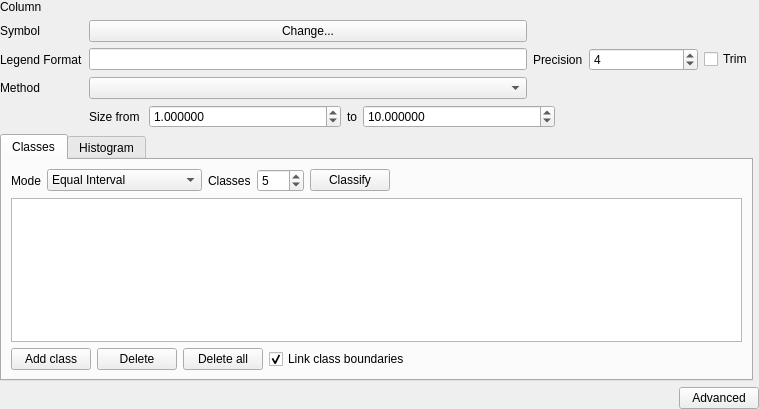
Old version of the form src/ui/qgsgraduatedsymbolrendererv2widget.ui in the repository nextgis/nextgisqgis.
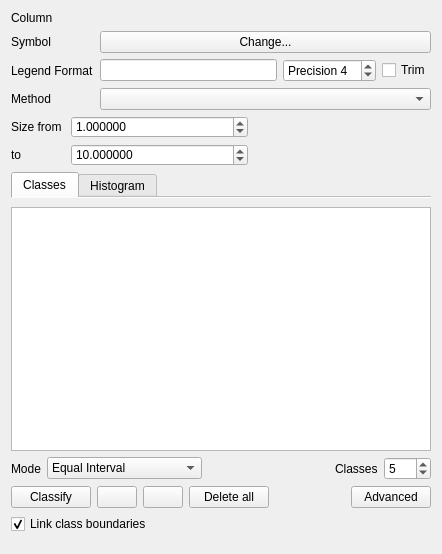
New version of the form. The open tabs and pages were chosen to show the change. Icons and pictures are not drawn. Custom widgets are drawn as their Qt base class.

```diff
--- a/src/ui/qgsgraduatedsymbolrendererv2widget.ui
+++ b/src/ui/qgsgraduatedsymbolrendererv2widget.ui
@@ -6,24 +6,339 @@
    <rect>
     <x>0</x>
     <y>0</y>
-    <width>759</width>
-    <height>409</height>
+    <width>442</width>
+    <height>554</height>
    </rect>
   </property>
-  <layout class="QGridLayout" name="gridLayout" rowstretch="0,1,0">
-   <property name="margin">
-    <number>0</number>
-   </property>
+  <layout class="QGridLayout" name="gridLayout">
+   <item row="0" column="0">
+    <widget class="QLabel" name="label_4">
+     <property name="text">
+      <string>Column</string>
+     </property>
+    </widget>
+   </item>
+   <item row="0" column="1">
+    <widget class="QgsFieldExpressionWidget" name="mExpressionWidget" native="true">
+     <property name="sizePolicy">
+      <sizepolicy hsizetype="Preferred" vsizetype="Fixed">
+       <horstretch>0</horstretch>
+       <verstretch>0</verstretch>
+      </sizepolicy>
+     </property>
+     <property name="minimumSize">
+      <size>
+       <width>10</width>
+       <height>0</height>
+      </size>
+     </property>
+     <property name="maximumSize">
+      <size>
+       <width>500</width>
+       <height>16777215</height>
+      </size>
+     </property>
+     <property name="focusPolicy">
+      <enum>Qt::StrongFocus</enum>
+     </property>
+    </widget>
+   </item>
    <item row="1" column="0">
+    <widget class="QLabel" name="label_6">
+     <property name="text">
+      <string>Symbol</string>
+     </property>
+     <property name="buddy">
+      <cstring>btnChangeGraduatedSymbol</cstring>
+     </property>
+    </widget>
+   </item>
+   <item row="1" column="1">
+    <widget class="QPushButton" name="btnChangeGraduatedSymbol">
+     <property name="sizePolicy">
+      <sizepolicy hsizetype="Minimum" vsizetype="Fixed">
+       <horstretch>1</horstretch>
+       <verstretch>0</verstretch>
+      </sizepolicy>
+     </property>
+     <property name="text">
+      <string>Change...</string>
+     </property>
+    </widget>
+   </item>
+   <item row="2" column="0">
+    <widget class="QLabel" name="label">
+     <property name="text">
+      <string>Legend Format</string>
+     </property>
+     <property name="alignment">
+      <set>Qt::AlignLeading|Qt::AlignLeft|Qt::AlignVCenter</set>
+     </property>
+     <property name="buddy">
+      <cstring>txtLegendFormat</cstring>
+     </property>
+    </widget>
+   </item>
+   <item row="2" column="1">
+    <layout class="QHBoxLayout" name="horizontalLayout_6">
+     <property name="topMargin">
+      <number>0</number>
+     </property>
+     <item>
+      <widget class="QLineEdit" name="txtLegendFormat">
+       <property name="toolTip">
+        <string>Template for the legend text associated with each classification.  
+Use &quot;%1&quot; for the lower bound of the classification, and &quot;%2&quot; for the upper bound.</string>
+       </property>
+       <property name="alignment">
+        <set>Qt::AlignLeading|Qt::AlignLeft|Qt::AlignVCenter</set>
+       </property>
+      </widget>
+     </item>
+     <item>
+      <widget class="QSpinBox" name="spinPrecision">
+       <property name="sizePolicy">
+        <sizepolicy hsizetype="Minimum" vsizetype="Fixed">
+         <horstretch>0</horstretch>
+         <verstretch>0</verstretch>
+        </sizepolicy>
+       </property>
+       <property name="toolTip">
+        <string>Precision of upper and lower values in label text.
+Positive is number of decimal places
+Negative rounds to powers of 10</string>
+       </property>
+       <property name="prefix">
+        <string>Precision </string>
+       </property>
+       <property name="minimum">
+        <number>0</number>
+       </property>
+       <property name="maximum">
+        <number>10</number>
+       </property>
+       <property name="value">
+        <number>4</number>
+       </property>
+      </widget>
+     </item>
+     <item>
+      <widget class="QCheckBox" name="cbxTrimTrailingZeroes">
+       <property name="toolTip">
+        <string>Check to remove trailing zeroes after the decimal point from the upper and lower values in the legend.</string>
+       </property>
+       <property name="text">
+        <string>Trim</string>
+       </property>
+      </widget>
+     </item>
+    </layout>
+   </item>
+   <item row="3" column="0">
+    <widget class="QLabel" name="label_3">
+     <property name="text">
+      <string>Method</string>
+     </property>
+    </widget>
+   </item>
+   <item row="3" column="1">
+    <widget class="QComboBox" name="methodComboBox">
+     <property name="toolTip">
+      <string>&lt;html&gt;&lt;head/&gt;&lt;body&gt;&lt;p&gt;Choose between color and size graduation. &lt;/p&gt;&lt;p&gt;&lt;br/&gt;&lt;/p&gt;&lt;p&gt;If you want to combine both, use a data-defined size for the symbol and graduate by color.&lt;/p&gt;&lt;/body&gt;&lt;/html&gt;</string>
+     </property>
+    </widget>
+   </item>
+   <item row="4" column="0" colspan="2">
+    <widget class="QStackedWidget" name="mMethodStackedWidget">
+     <property name="sizePolicy">
+      <sizepolicy hsizetype="Preferred" vsizetype="Minimum">
+       <horstretch>0</horstretch>
+       <verstretch>0</verstretch>
+      </sizepolicy>
+     </property>
+     <property name="maximumSize">
+      <size>
+       <width>16777215</width>
+       <height>50</height>
+      </size>
+     </property>
+     <property name="currentIndex">
+      <number>0</number>
+     </property>
+     <widget class="QWidget" name="page">
+      <layout class="QHBoxLayout" name="horizontalLayout_2" stretch="0,1,0,0,0">
+       <property name="margin">
+        <number>0</number>
+       </property>
+       <item>
+        <widget class="QLabel" name="label_7">
+         <property name="text">
+          <string>Color ramp</string>
+         </property>
+         <property name="buddy">
+          <cstring>cboGraduatedColorRamp</cstring>
+         </property>
+        </widget>
+       </item>
+       <item>
+        <widget class="QgsColorRampComboBox" name="cboGraduatedColorRamp"/>
+       </item>
+       <item>
+        <widget class="QPushButton" name="mButtonEditRamp">
+         <property name="text">
+          <string>Edit</string>
+         </property>
+        </widget>
+       </item>
+       <item>
+        <widget class="QCheckBox" name="cbxInvertedColorRamp">
+         <property name="text">
+          <string>Invert</string>
+         </property>
+        </widget>
+       </item>
+       <item>
+        <spacer name="horizontalSpacer">
+         <property name="orientation">
+          <enum>Qt::Horizontal</enum>
+         </property>
+         <property name="sizeHint" stdset="0">
+          <size>
+           <width>40</width>
+           <height>20</height>
+          </size>
+         </property>
+        </spacer>
+       </item>
+      </layout>
+     </widget>
+     <widget class="QWidget" name="page_2">
+      <layout class="QGridLayout" name="gridLayout_2">
+       <property name="margin">
+        <number>0</number>
+       </property>
+       <item row="0" column="2">
+        <widget class="QgsDoubleSpinBox" name="minSizeSpinBox">
+         <property name="decimals">
+          <number>6</number>
+         </property>
+         <property name="maximum">
+          <double>999999999.000000000000000</double>
+         </property>
+         <property name="singleStep">
+          <double>0.200000000000000</double>
+         </property>
+         <property name="value">
+          <double>1.000000000000000</double>
+         </property>
+         <property name="showClearButton" stdset="0">
+          <bool>false</bool>
+         </property>
+        </widget>
+       </item>
+       <item row="0" column="1">
+        <widget class="QLabel" name="label_10">
+         <property name="text">
+          <string>Size from </string>
+         </property>
+         <property name="buddy">
+          <cstring>cboGraduatedColorRamp</cstring>
+         </property>
+        </widget>
+       </item>
+       <item row="1" column="2">
+        <widget class="QgsDoubleSpinBox" name="maxSizeSpinBox">
+         <property name="decimals">
+          <number>6</number>
+         </property>
+         <property name="maximum">
+          <double>999999999.000000000000000</double>
+         </property>
+         <property name="singleStep">
+          <double>0.200000000000000</double>
+         </property>
+         <property name="value">
+          <double>10.000000000000000</double>
+         </property>
+         <property name="showClearButton" stdset="0">
+          <bool>false</bool>
+         </property>
+        </widget>
+       </item>
+       <item row="1" column="1">
+        <widget class="QLabel" name="label_2">
+         <property name="sizePolicy">
+          <sizepolicy hsizetype="Maximum" vsizetype="Preferred">
+           <horstretch>0</horstretch>
+           <verstretch>0</verstretch>
+          </sizepolicy>
+         </property>
+         <property name="text">
+          <string>to</string>
+         </property>
+        </widget>
+       </item>
+       <item row="0" column="5">
+        <widget class="QgsUnitSelectionWidget" name="mSizeUnitWidget" native="true">
+         <property name="minimumSize">
+          <size>
+           <width>14</width>
+           <height>0</height>
+          </size>
+         </property>
+         <property name="focusPolicy">
+          <enum>Qt::StrongFocus</enum>
+         </property>
+        </widget>
+       </item>
+      </layout>
+     </widget>
+    </widget>
+   </item>
+   <item row="5" column="0" colspan="2">
     <widget class="QTabWidget" name="tabWidget">
      <property name="currentIndex">
       <number>0</number>
      </property>
+     <property name="documentMode">
+      <bool>true</bool>
+     </property>
      <widget class="QWidget" name="tab">
       <attribute name="title">
        <string>Classes</string>
       </attribute>
       <layout class="QVBoxLayout" name="verticalLayout">
+       <property name="leftMargin">
+        <number>0</number>
+       </property>
+       <property name="rightMargin">
+        <number>0</number>
+       </property>
+       <item>
+        <widget class="QTreeView" name="viewGraduated">
+         <property name="contextMenuPolicy">
+          <enum>Qt::CustomContextMenu</enum>
+         </property>
+         <property name="showDropIndicator" stdset="0">
+          <bool>true</bool>
+         </property>
+         <property name="dragDropMode">
+          <enum>QAbstractItemView::InternalMove</enum>
+         </property>
+         <property name="selectionMode">
+          <enum>QAbstractItemView::ExtendedSelection</enum>
+         </property>
+         <property name="rootIsDecorated">
+          <bool>false</bool>
+         </property>
+         <property name="itemsExpandable">
+          <bool>false</bool>
+         </property>
+         <property name="sortingEnabled">
+          <bool>true</bool>
+         </property>
+        </widget>
+       </item>
        <item>
         <layout class="QHBoxLayout" name="horizontalLayout_5">
          <item>
@@ -65,6 +380,19 @@
            </item>
           </widget>
          </item>
+         <item>
+          <spacer name="horizontalSpacer_4">
+           <property name="orientation">
+            <enum>Qt::Horizontal</enum>
+           </property>
+           <property name="sizeHint" stdset="0">
+            <size>
+             <width>40</width>
+             <height>20</height>
+            </size>
+           </property>
+          </spacer>
+         </item>
          <item>
           <widget class="QLabel" name="label_5">
            <property name="text">
@@ -94,6 +422,10 @@
            </property>
           </widget>
          </item>
+        </layout>
+       </item>
+       <item>
+        <layout class="QHBoxLayout" name="horizontalLayout_3">
          <item>
           <widget class="QPushButton" name="btnGraduatedClassify">
            <property name="text">
@@ -102,57 +434,15 @@
           </widget>
          </item>
          <item>
-          <spacer name="horizontalSpacer_4">
-           <property name="orientation">
-            <enum>Qt::Horizontal</enum>
-           </property>
-           <property name="sizeHint" stdset="0">
-            <size>
-             <width>40</width>
-             <height>20</height>
-            </size>
-           </property>
-          </spacer>
-         </item>
-        </layout>
-       </item>
-       <item>
-        <widget class="QTreeView" name="viewGraduated">
-         <property name="contextMenuPolicy">
-          <enum>Qt::CustomContextMenu</enum>
-         </property>
-         <property name="showDropIndicator" stdset="0">
-          <bool>true</bool>
-         </property>
-         <property name="dragDropMode">
-          <enum>QAbstractItemView::InternalMove</enum>
-         </property>
-         <property name="selectionMode">
-          <enum>QAbstractItemView::ExtendedSelection</enum>
-         </property>
-         <property name="rootIsDecorated">
-          <bool>false</bool>
-         </property>
-         <property name="itemsExpandable">
-          <bool>false</bool>
-         </property>
-         <property name="sortingEnabled">
-          <bool>true</bool>
-         </property>
-        </widget>
-       </item>
-       <item>
-        <layout class="QHBoxLayout" name="horizontalLayout_3">
-         <item>
           <widget class="QPushButton" name="btnGraduatedAdd">
-           <property name="text">
+           <property name="toolTip">
             <string>Add class</string>
            </property>
           </widget>
          </item>
          <item>
           <widget class="QPushButton" name="btnGraduatedDelete">
-           <property name="text">
+           <property name="toolTip">
             <string>Delete</string>
            </property>
           </widget>
@@ -165,6 +455,30 @@
           </widget>
          </item>
          <item>
+          <spacer name="horizontalSpacer_2">
+           <property name="orientation">
+            <enum>Qt::Horizontal</enum>
+           </property>
+           <property name="sizeHint" stdset="0">
+            <size>
+             <width>0</width>
+             <height>20</height>
+            </size>
+           </property>
+          </spacer>
+         </item>
+         <item>
+          <widget class="QPushButton" name="btnAdvanced">
+           <property name="text">
+            <string>Advanced</string>
+           </property>
+          </widget>
+         </item>
+        </layout>
+       </item>
+       <item>
+        <layout class="QHBoxLayout" name="_2">
+         <item>
           <widget class="QCheckBox" name="cbxLinkBoundaries">
            <property name="text">
             <string>Link class boundaries</string>
@@ -174,19 +488,6 @@
            </property>
           </widget>
          </item>
-         <item>
-          <spacer name="horizontalSpacer_2">
-           <property name="orientation">
-            <enum>Qt::Horizontal</enum>
-           </property>
-           <property name="sizeHint" stdset="0">
-            <size>
-             <width>40</width>
-             <height>20</height>
-            </size>
-           </property>
-          </spacer>
-         </item>
         </layout>
        </item>
       </layout>
@@ -203,313 +504,6 @@
      </widget>
     </widget>
    </item>
-   <item row="2" column="0" colspan="2">
-    <layout class="QHBoxLayout" name="_2">
-     <item>
-      <spacer>
-       <property name="orientation">
-        <enum>Qt::Horizontal</enum>
-       </property>
-       <property name="sizeHint" stdset="0">
-        <size>
-         <width>40</width>
-         <height>20</height>
-        </size>
-       </property>
-      </spacer>
-     </item>
-     <item>
-      <widget class="QPushButton" name="btnAdvanced">
-       <property name="text">
-        <string>Advanced</string>
-       </property>
-      </widget>
-     </item>
-    </layout>
-   </item>
-   <item row="0" column="0" colspan="2">
-    <layout class="QGridLayout" columnstretch="0,3,0,0,1,0">
-     <property name="rightMargin">
-      <number>6</number>
-     </property>
-     <item row="2" column="1" colspan="2">
-      <widget class="QLineEdit" name="txtLegendFormat">
-       <property name="toolTip">
-        <string>Template for the legend text associated with each classification.  
-Use &quot;%1&quot; for the lower bound of the classification, and &quot;%2&quot; for the upper bound.</string>
-       </property>
-       <property name="alignment">
-        <set>Qt::AlignLeading|Qt::AlignLeft|Qt::AlignVCenter</set>
-       </property>
-      </widget>
-     </item>
-     <item row="2" column="4">
-      <layout class="QHBoxLayout" name="horizontalLayout_7">
-       <item>
-        <widget class="QSpinBox" name="spinPrecision">
-         <property name="sizePolicy">
-          <sizepolicy hsizetype="Minimum" vsizetype="Fixed">
-           <horstretch>0</horstretch>
-           <verstretch>0</verstretch>
-          </sizepolicy>
-         </property>
-         <property name="toolTip">
-          <string>Precision of upper and lower values in label text.
-Positive is number of decimal places
-Negative rounds to powers of 10</string>
-         </property>
-         <property name="minimum">
-          <number>0</number>
-         </property>
-         <property name="maximum">
-          <number>10</number>
-         </property>
-         <property name="value">
-          <number>4</number>
-         </property>
-        </widget>
-       </item>
-      </layout>
-     </item>
-     <item row="0" column="0">
-      <widget class="QLabel" name="label_4">
-       <property name="text">
-        <string>Column</string>
-       </property>
-      </widget>
-     </item>
-     <item row="0" column="1" colspan="2">
-      <widget class="QgsFieldExpressionWidget" name="mExpressionWidget" native="true">
-       <property name="minimumSize">
-        <size>
-         <width>10</width>
-         <height>0</height>
-        </size>
-       </property>
-       <property name="maximumSize">
-        <size>
-         <width>500</width>
-         <height>16777215</height>
-        </size>
-       </property>
-       <property name="focusPolicy">
-        <enum>Qt::StrongFocus</enum>
-       </property>
-      </widget>
-     </item>
-     <item row="1" column="1" colspan="2">
-      <widget class="QPushButton" name="btnChangeGraduatedSymbol">
-       <property name="sizePolicy">
-        <sizepolicy hsizetype="Minimum" vsizetype="Fixed">
-         <horstretch>1</horstretch>
-         <verstretch>0</verstretch>
-        </sizepolicy>
-       </property>
-       <property name="text">
-        <string>Change...</string>
-       </property>
-      </widget>
-     </item>
-     <item row="2" column="3">
-      <widget class="QLabel" name="label_16">
-       <property name="text">
-        <string>Precision</string>
-       </property>
-       <property name="buddy">
-        <cstring>spinPrecision</cstring>
-       </property>
-      </widget>
-     </item>
-     <item row="1" column="0">
-      <widget class="QLabel" name="label_6">
-       <property name="text">
-        <string>Symbol</string>
-       </property>
-       <property name="buddy">
-        <cstring>btnChangeGraduatedSymbol</cstring>
-       </property>
-      </widget>
-     </item>
-     <item row="3" column="0">
-      <widget class="QLabel" name="label_3">
-       <property name="text">
-        <string>Method</string>
-       </property>
-      </widget>
-     </item>
-     <item row="2" column="0">
-      <widget class="QLabel" name="label">
-       <property name="text">
-        <string>Legend Format</string>
-       </property>
-       <property name="alignment">
-        <set>Qt::AlignLeading|Qt::AlignLeft|Qt::AlignVCenter</set>
-       </property>
-       <property name="buddy">
-        <cstring>txtLegendFormat</cstring>
-       </property>
-      </widget>
-     </item>
-     <item row="3" column="1" colspan="2">
-      <widget class="QComboBox" name="methodComboBox">
-       <property name="toolTip">
-        <string>&lt;html&gt;&lt;head/&gt;&lt;body&gt;&lt;p&gt;Choose between color and size graduation. &lt;/p&gt;&lt;p&gt;&lt;br/&gt;&lt;/p&gt;&lt;p&gt;If you want to combine both, use a data-defined size for the symbol and graduate by color.&lt;/p&gt;&lt;/body&gt;&lt;/html&gt;</string>
-       </property>
-      </widget>
-     </item>
-     <item row="2" column="5">
-      <widget class="QCheckBox" name="cbxTrimTrailingZeroes">
-       <property name="toolTip">
-        <string>Check to remove trailing zeroes after the decimal point from the upper and lower values in the legend.</string>
-       </property>
-       <property name="text">
-        <string>Trim</string>
-       </property>
-      </widget>
-     </item>
-     <item row="4" column="1" colspan="5">
-      <widget class="QStackedWidget" name="mMethodStackedWidget">
-       <property name="sizePolicy">
-        <sizepolicy hsizetype="Preferred" vsizetype="Minimum">
-         <horstretch>0</horstretch>
-         <verstretch>0</verstretch>
-        </sizepolicy>
-       </property>
-       <property name="maximumSize">
-        <size>
-         <width>16777215</width>
-         <height>50</height>
-        </size>
-       </property>
-       <property name="currentIndex">
-        <number>0</number>
-       </property>
-       <widget class="QWidget" name="page">
-        <layout class="QHBoxLayout" name="horizontalLayout_2" stretch="0,1,0,0,0">
-         <property name="margin">
-          <number>0</number>
-         </property>
-         <item>
-          <widget class="QLabel" name="label_7">
-           <property name="text">
-            <string>Color ramp</string>
-           </property>
-           <property name="buddy">
-            <cstring>cboGraduatedColorRamp</cstring>
-           </property>
-          </widget>
-         </item>
-         <item>
-          <widget class="QgsColorRampComboBox" name="cboGraduatedColorRamp"/>
-         </item>
-         <item>
-          <widget class="QPushButton" name="mButtonEditRamp">
-           <property name="text">
-            <string>Edit</string>
-           </property>
-          </widget>
-         </item>
-         <item>
-          <widget class="QCheckBox" name="cbxInvertedColorRamp">
-           <property name="text">
-            <string>Invert</string>
-           </property>
-          </widget>
-         </item>
-         <item>
-          <spacer name="horizontalSpacer">
-           <property name="orientation">
-            <enum>Qt::Horizontal</enum>
-           </property>
-           <property name="sizeHint" stdset="0">
-            <size>
-             <width>40</width>
-             <height>20</height>
-            </size>
-           </property>
-          </spacer>
-         </item>
-        </layout>
-       </widget>
-       <widget class="QWidget" name="page_2">
-        <layout class="QHBoxLayout" name="horizontalLayout" stretch="0,1,0,1,1">
-         <property name="margin">
-          <number>0</number>
-         </property>
-         <item>
-          <widget class="QLabel" name="label_10">
-           <property name="text">
-            <string>Size from </string>
-           </property>
-           <property name="buddy">
-            <cstring>cboGraduatedColorRamp</cstring>
-           </property>
-          </widget>
-         </item>
-         <item>
-          <widget class="QgsDoubleSpinBox" name="minSizeSpinBox">
-           <property name="decimals">
-            <number>6</number>
-           </property>
-           <property name="maximum">
-            <double>999999999.000000000000000</double>
-           </property>
-           <property name="singleStep">
-            <double>0.200000000000000</double>
-           </property>
-           <property name="value">
-            <double>1.000000000000000</double>
-           </property>
-           <property name="showClearButton" stdset="0">
-            <bool>false</bool>
-           </property>
-          </widget>
-         </item>
-         <item>
-          <widget class="QLabel" name="label_2">
-           <property name="text">
-            <string>to</string>
-           </property>
-          </widget>
-         </item>
-         <item>
-          <widget class="QgsDoubleSpinBox" name="maxSizeSpinBox">
-           <property name="decimals">
-            <number>6</number>
-           </property>
-           <property name="maximum">
-            <double>999999999.000000000000000</double>
-           </property>
-           <property name="singleStep">
-            <double>0.200000000000000</double>
-           </property>
-           <property name="value">
-            <double>10.000000000000000</double>
-           </property>
-           <property name="showClearButton" stdset="0">
-            <bool>false</bool>
-           </property>
-          </widget>
-         </item>
-         <item>
-          <widget class="QgsUnitSelectionWidget" name="mSizeUnitWidget" native="true">
-           <property name="minimumSize">
-            <size>
-             <width>14</width>
-             <height>0</height>
-            </size>
-           </property>
-           <property name="focusPolicy">
-            <enum>Qt::StrongFocus</enum>
-           </property>
-          </widget>
-         </item>
-        </layout>
-       </widget>
-      </widget>
-     </item>
-    </layout>
-   </item>
   </layout>
  </widget>
  <customwidgets>
```
Left out of the diff: 20 changed lines with no effect on the pictures.
